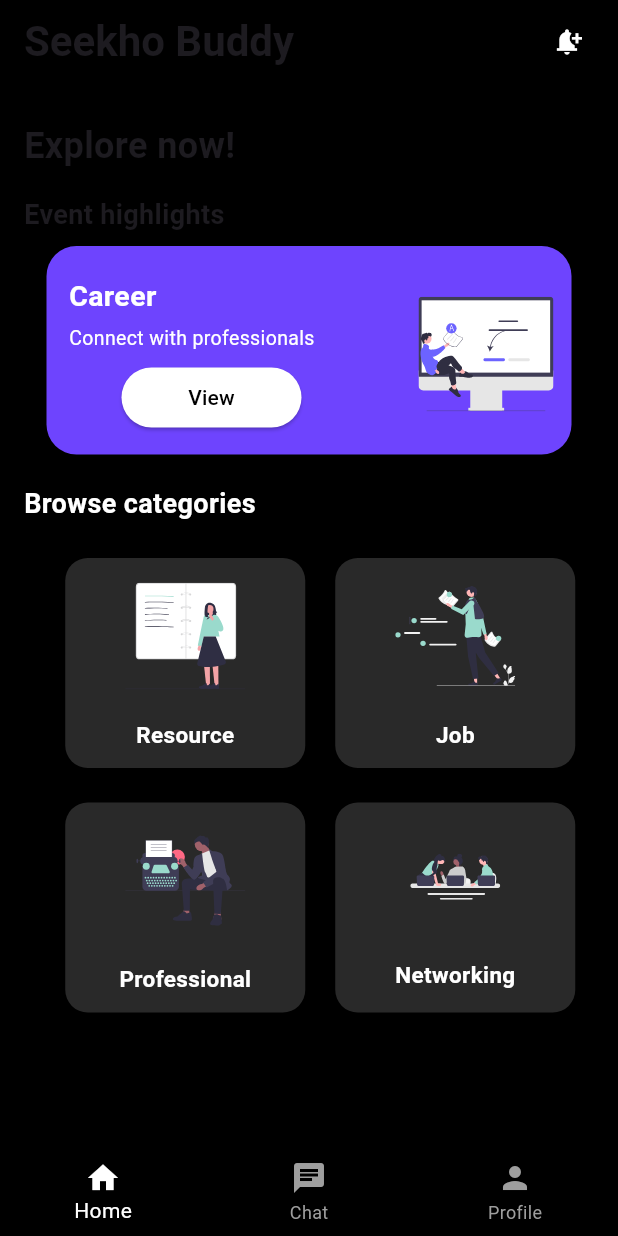
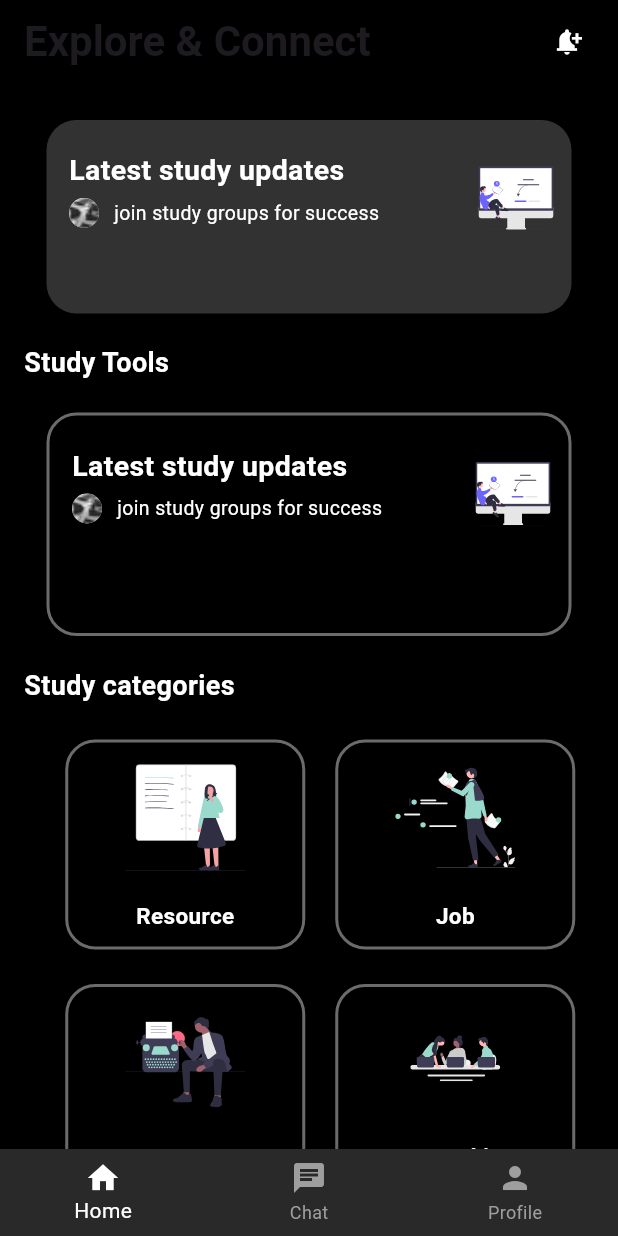
Before and after one commit to SajalSatsangi/Seekho_Buddy2, a Flutter app: the Home screen opened directly, on a phone screen of 412 x 824 dp. Run offline on Flutter 3.47's test engine with Material 3 defaults, Android fonts, the light colour scheme and no system bars; our stand-ins replace animated_splash_screen, cloud_firestore, firebase_auth, firebase_core, flutter_svg, page_transition; accounts and stored records are empty.

Commit message:
change home page

```diff
--- a/lib/footer.dart
+++ b/lib/footer.dart
@@ -31,7 +31,7 @@ class _CustomFooterState extends State<CustomFooter> {
       currentIndex: widget.selectedIndex,
       selectedItemColor: Colors.white,
       unselectedItemColor: Colors.grey,
-      backgroundColor: Colors.black,
+      backgroundColor: Color.fromARGB(255, 41, 41, 41),
       onTap: widget.onItemTapped,
       type: BottomNavigationBarType.fixed,
     );
--- a/lib/home.dart
+++ b/lib/home.dart
@@ -1,4 +1,6 @@
+import 'package:flutter/cupertino.dart';
 import 'package:flutter/material.dart';
+import 'package:flutter/widgets.dart';
 import 'package:flutter_svg/flutter_svg.dart'; // Add this import for SvgPicture
 import 'footer.dart';
 import 'Chat/ChatPage-home.dart';
@@ -51,7 +53,7 @@ class _HomeState extends State<Home> {
             title: Row(
               children: [
                 Text(
-                  'Seekho Buddy',
+                  'Explore & Connect',
                   style: TextStyle(fontWeight: FontWeight.bold, fontSize: 28),
                 ),
                 Spacer(),
@@ -85,24 +87,12 @@ class _HomeState extends State<Home> {
                   crossAxisAlignment: CrossAxisAlignment.start,
                   children: [
                     SizedBox(height: 8),
-                    Text(
-                      'Explore now!',
-                      style:
-                          TextStyle(fontSize: 24, fontWeight: FontWeight.bold),
-                    ),
-                    SizedBox(height: 16),
-                    Text(
-                      'Event highlights',
-                      style:
-                          TextStyle(fontSize: 18, fontWeight: FontWeight.bold),
-                    ),
-                    SizedBox(height: 8),
                     Center(
                       child: Container(
                         width: 350,
-                        height: 139,
+                        height: 129,
                         decoration: BoxDecoration(
-                          color: Color.fromRGBO(110, 68, 254, 1),
+                          color: Color(0xFF323232),
                           borderRadius: BorderRadius.circular(
                               20), // Adjust the value to change the roundness
                         ),
@@ -115,7 +105,7 @@ class _HomeState extends State<Home> {
                                   padding: const EdgeInsets.only(
                                       left: 15.0, top: 20),
                                   child: Text(
-                                    'Career',
+                                    'Latest study updates',
                                     style: TextStyle(
                                       color: Colors.white,
                                       fontSize: 19,
@@ -124,15 +114,25 @@ class _HomeState extends State<Home> {
                                   ),
                                 ),
                                 SizedBox(height: 5),
-                                Padding(
-                                  padding: const EdgeInsets.only(left: 15.0),
-                                  child: Text(
-                                    'Connect with professionals',
-                                    style: TextStyle(
-                                      color: Colors.white,
-                                      fontSize: 13,
+                                Row(
+                                  children: [
+                                    Padding(
+                                      padding: const EdgeInsets.only(
+                                          left: 15.0, right: 10.0),
+                                      child: CircleAvatar(
+                                        backgroundImage:
+                                            AssetImage('assets/Image.png'),
+                                        radius: 10,
+                                      ),
                                     ),
-                                  ),
+                                    Text(
+                                      'join study groups for success',
+                                      style: TextStyle(
+                                        color: Colors.white,
+                                        fontSize: 13,
+                                      ),
+                                    ),
+                                  ],
                                 ),
                                 SizedBox(height: 10),
                                 Align(
@@ -142,29 +142,6 @@ class _HomeState extends State<Home> {
                                     child: SizedBox(
                                       width: 120, // Adjust button width here
                                       height: 40, // Adjust button height here
-                                      child: ElevatedButton(
-                                        onPressed: () {
-                                          Navigator.push(
-                                            context,
-                                            MaterialPageRoute(
-                                                builder: (context) =>
-                                                    ResourcesPage()),
-                                          );
-                                        },
-                                        style: ButtonStyle(
-                                          backgroundColor:
-                                              MaterialStateProperty.all<Color>(
-                                                  Color.fromARGB(
-                                                      255, 255, 255, 255)),
-                                        ),
-                                        child: Text(
-                                          'View',
-                                          style: TextStyle(
-                                            color: const Color.fromARGB(
-                                                255, 0, 0, 0), // Text color
-                                          ),
-                                        ),
-                                      ),
                                     ),
                                   ),
                                 ),
@@ -175,8 +152,8 @@ class _HomeState extends State<Home> {
                               right: 12,
                               child: SvgPicture.asset(
                                 'assets/undraw_online_test_re_kyfx.svg',
-                                height: 90,
-                                width: 90,
+                                height: 50,
+                                width: 50,
                               ),
                             ),
                           ],
@@ -185,7 +162,95 @@ class _HomeState extends State<Home> {
                     ),
                     SizedBox(height: 20),
                     Text(
-                      'Browse categories',
+                      'Study Tools',
+                      style: TextStyle(
+                          fontSize: 18,
+                          fontWeight: FontWeight.bold,
+                          color: Colors.white),
+                    ),
+                    SizedBox(height: 20),
+                    Center(
+                      child: Container(
+                        width: 350,
+                        height: 149,
+                        decoration: BoxDecoration(
+                          // Remove the background color
+                          // color: Color(0xFF323232),
+                          borderRadius: BorderRadius.circular(
+                              20), // Adjust the value to change the roundness
+                          border: Border.all(
+                            color: const Color.fromARGB(
+                                255, 107, 107, 107), // Set the border color
+                            width: 2.0, // Set the border width
+                          ),
+                        ),
+                        child: Stack(
+                          children: [
+                            Column(
+                              crossAxisAlignment: CrossAxisAlignment.start,
+                              children: [
+                                Padding(
+                                  padding: const EdgeInsets.only(
+                                      left: 15.0, top: 20),
+                                  child: Text(
+                                    'Latest study updates',
+                                    style: TextStyle(
+                                      color: Colors.white,
+                                      fontSize: 19,
+                                      fontWeight: FontWeight.bold,
+                                    ),
+                                  ),
+                                ),
+                                SizedBox(height: 5),
+                                Row(
+                                  children: [
+                                    Padding(
+                                      padding: const EdgeInsets.only(
+                                          left: 15.0, right: 10.0),
+                                      child: CircleAvatar(
+                                        backgroundImage:
+                                            AssetImage('assets/Image.png'),
+                                        radius: 10,
+                                      ),
+                                    ),
+                                    Text(
+                                      'join study groups for success',
+                                      style: TextStyle(
+                                        color: Colors.white,
+                                        fontSize: 13,
+                                      ),
+                                    ),
+                                  ],
+                                ),
+                                SizedBox(height: 10),
+                                Align(
+                                  child: Padding(
+                                    padding: const EdgeInsets.only(
+                                        bottom: 7.0, right: 130),
+                                    child: SizedBox(
+                                      width: 120, // Adjust button width here
+                                      height: 40, // Adjust button height here
+                                    ),
+                                  ),
+                                ),
+                              ],
+                            ),
+                            Positioned(
+                              top: 27,
+                              right: 12,
+                              child: SvgPicture.asset(
+                                'assets/undraw_online_test_re_kyfx.svg',
+                                height: 50,
+                                width: 50,
+                              ),
+                            ),
+                          ],
+                        ),
+                      ),
+                    ),
+                    SizedBox(height: 20),
+                    Text(
+                      'Study categories',
                       style: TextStyle(
                           fontSize: 18,
                           fontWeight: FontWeight.bold,
@@ -211,8 +276,15 @@ class _HomeState extends State<Home> {
                               width: 160,
                               height: 140,
                               decoration: BoxDecoration(
-                                color: Color.fromARGB(255, 41, 41, 41),
-                                borderRadius: BorderRadius.circular(15),
+                                // Remove the background color
+                                // color: Color(0xFF323232),
+                                borderRadius: BorderRadius.circular(
+                                    20), // Adjust the value to change the roundness
+                                border: Border.all(
+                                  color: const Color.fromARGB(255, 107, 107,
+                                      107), // Set the border color
+                                  width: 2.0, // Set the border width
+                                ),
                               ),
                               child: Column(
                                 mainAxisAlignment: MainAxisAlignment.center,
@@ -254,8 +326,15 @@ class _HomeState extends State<Home> {
                               width: 160,
                               height: 140,
                               decoration: BoxDecoration(
-                                color: Color.fromARGB(255, 41, 41, 41),
-                                borderRadius: BorderRadius.circular(15),
+                                // Remove the background color
+                                // color: Color(0xFF323232),
+                                borderRadius: BorderRadius.circular(
+                                    20), // Adjust the value to change the roundness
+                                border: Border.all(
+                                  color: const Color.fromARGB(255, 107, 107,
+                                      107), // Set the border color
+                                  width: 2.0, // Set the border width
+                                ),
                               ),
                               child: Column(
                                 mainAxisAlignment: MainAxisAlignment.center,
@@ -304,8 +383,15 @@ class _HomeState extends State<Home> {
                               width: 160,
                               height: 140,
                               decoration: BoxDecoration(
-                                color: Color.fromARGB(255, 41, 41, 41),
-                                borderRadius: BorderRadius.circular(15),
+                                // Remove the background color
+                                // color: Color(0xFF323232),
+                                borderRadius: BorderRadius.circular(
+                                    20), // Adjust the value to change the roundness
+                                border: Border.all(
+                                  color: const Color.fromARGB(255, 107, 107,
+                                      107), // Set the border color
+                                  width: 2.0, // Set the border width
+                                ),
                               ),
                               child: Column(
                                 mainAxisAlignment: MainAxisAlignment.center,
@@ -347,8 +433,15 @@ class _HomeState extends State<Home> {
                               width: 160,
                               height: 140,
                               decoration: BoxDecoration(
-                                color: Color.fromARGB(255, 41, 41, 41),
-                                borderRadius: BorderRadius.circular(15),
+                                // Remove the background color
+                                // color: Color(0xFF323232),
+                                borderRadius: BorderRadius.circular(
+                                    20), // Adjust the value to change the roundness
+                                border: Border.all(
+                                  color: const Color.fromARGB(255, 107, 107,
+                                      107), // Set the border color
+                                  width: 2.0, // Set the border width
+                                ),
                               ),
                               child: Column(
                                 mainAxisAlignment: MainAxisAlignment.center,
```
Also changed, not shown: assets/Image.png (added).
